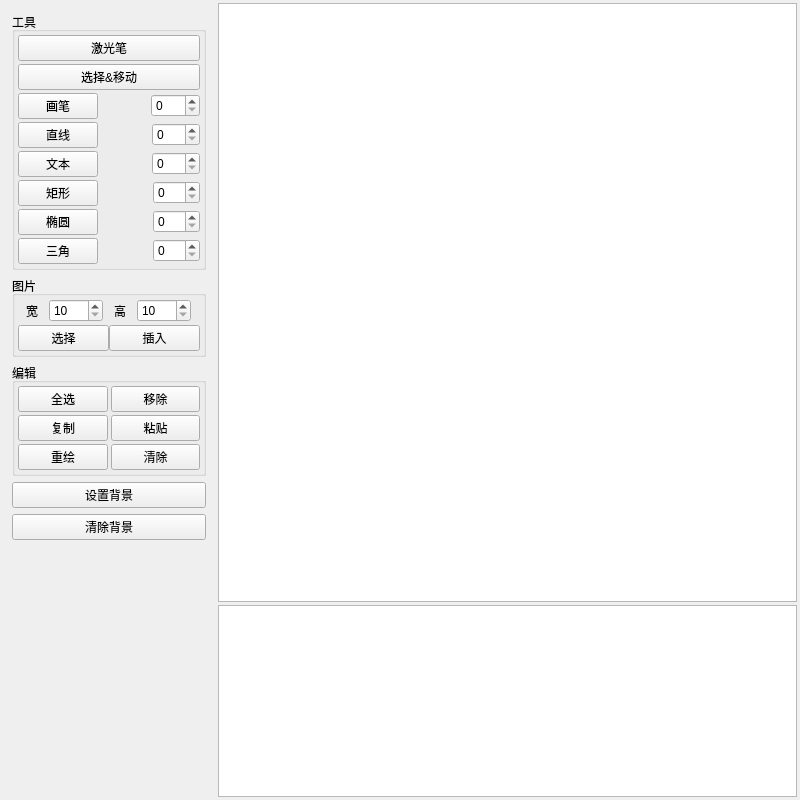
First picture: the form in dev/BlackboardTestWindow.ui, repository gimhol/qt_blackboard, before the edit.
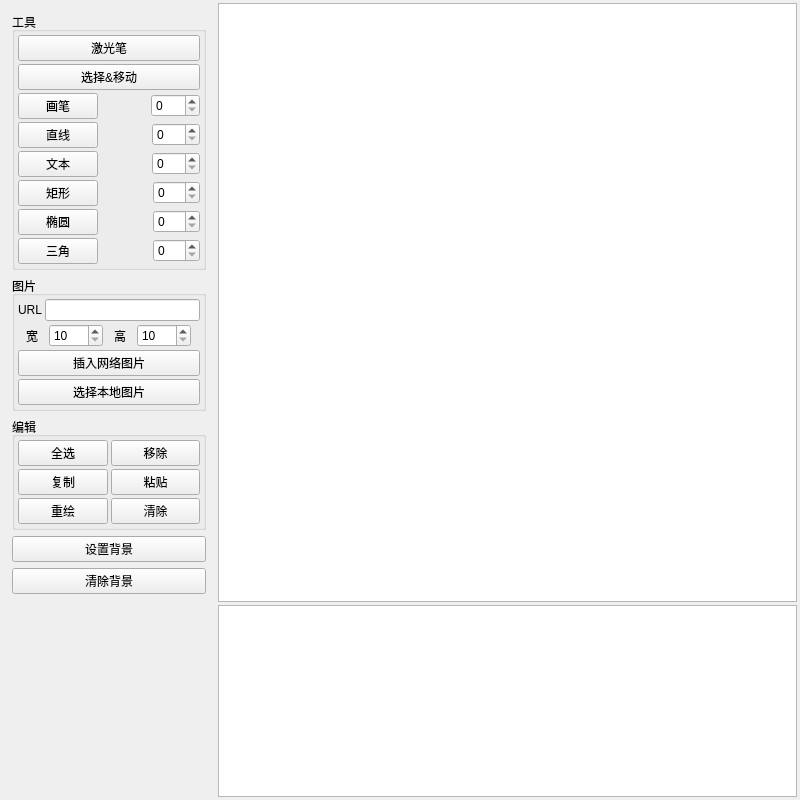
Second picture: the form after the edit. Custom widgets are drawn as their Qt base class.

Commit message: 更多图片的逻辑

Patch:
```diff
--- a/dev/BlackboardTestWindow.ui
+++ b/dev/BlackboardTestWindow.ui
@@ -508,6 +508,20 @@
          <property name="bottomMargin">
           <number>3</number>
          </property>
+         <item>
+          <layout class="QHBoxLayout" name="horizontalLayout_11">
+           <item>
+            <widget class="QLabel" name="label_3">
+             <property name="text">
+              <string>URL</string>
+             </property>
+            </widget>
+           </item>
+           <item>
+            <widget class="QLineEdit" name="pictureUrl"/>
+           </item>
+          </layout>
+         </item>
          <item>
           <layout class="QHBoxLayout" name="imageSizeRow">
            <item>
@@ -579,6 +593,19 @@
            </item>
           </layout>
          </item>
+         <item>
+          <widget class="QPushButton" name="imageInsert">
+           <property name="sizePolicy">
+            <sizepolicy hsizetype="Preferred" vsizetype="Fixed">
+             <horstretch>0</horstretch>
+             <verstretch>0</verstretch>
+            </sizepolicy>
+           </property>
+           <property name="text">
+            <string>插入网络图片</string>
+           </property>
+          </widget>
+         </item>
          <item>
           <layout class="QHBoxLayout" name="imagebuttonrow">
            <property name="spacing">
@@ -593,20 +620,7 @@
               </sizepolicy>
              </property>
              <property name="text">
-              <string>选择</string>
-             </property>
-            </widget>
-           </item>
-           <item>
-            <widget class="QPushButton" name="imageInsert">
-             <property name="sizePolicy">
-              <sizepolicy hsizetype="Preferred" vsizetype="Fixed">
-               <horstretch>0</horstretch>
-               <verstretch>0</verstretch>
-              </sizepolicy>
-             </property>
-             <property name="text">
-              <string>插入</string>
+              <string>选择本地图片</string>
              </property>
             </widget>
            </item>
```
The commit also changes 14 other files.
